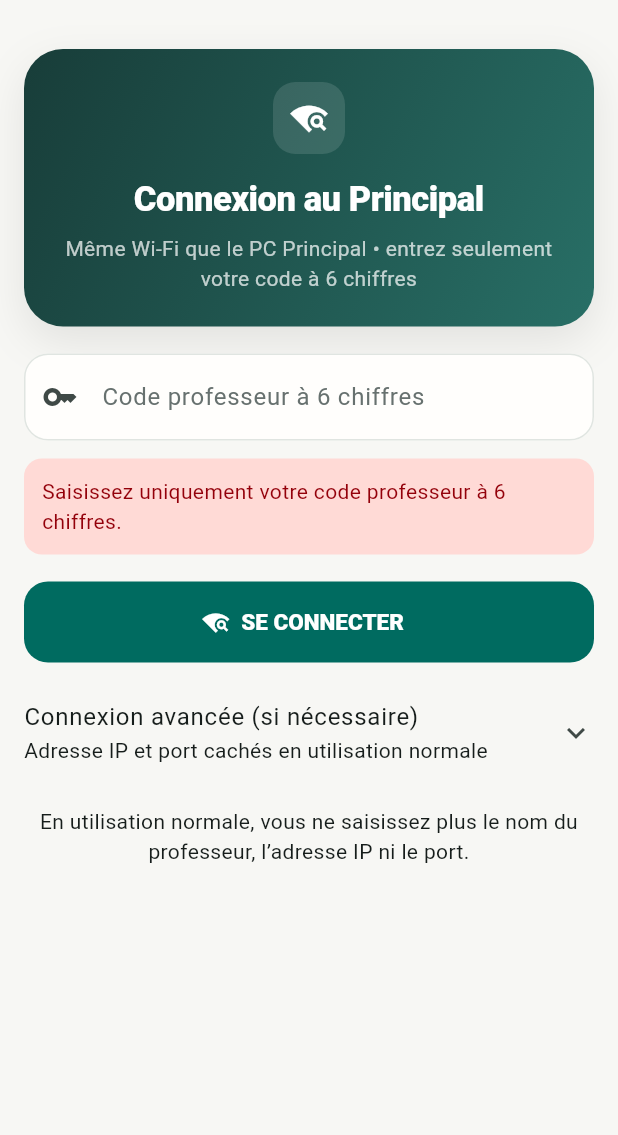
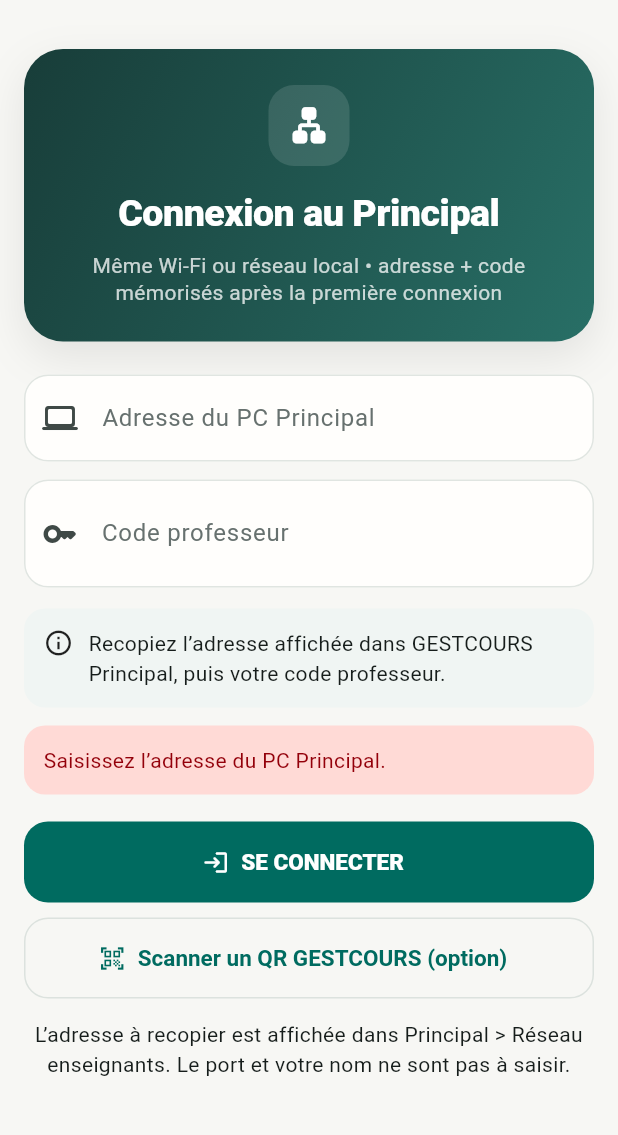
Before and after one commit to cmeosjo-lab/cmeoecole, a Flutter app: the screen it shows after launch, after a tap on "SE CONNECTER", on a phone screen of 412 x 824 dp, the part 59-1194 px from its top. Run offline on Flutter 3.47's test engine with Material 3 defaults, Android fonts, the phone set to English and light mode, and no system bars; our stand-ins replace permission_handler, shared_preferences; missing offline and left inert: mobile_scanner.

Commit message:
V0.5.5: update setup screen

```diff
--- a/lib/screens/setup_screen.dart
+++ b/lib/screens/setup_screen.dart
@@ -10,49 +10,66 @@
   final LocalStore store;
   final PrincipalApi api;
   final void Function(PrincipalConfig) onConnected;
-  const SetupScreen({
-    super.key,
-    required this.store,
-    required this.api,
-    required this.onConnected,
-  });
-
+  const SetupScreen({super.key, required this.store, required this.api, required this.onConnected});
   @override
   State<SetupScreen> createState() => _SetupScreenState();
 }
 
 class _SetupScreenState extends State<SetupScreen> {
   final host = TextEditingController();
-  final port = TextEditingController(text: '${PrincipalApi.defaultPrincipalPort}');
-  final teacher = TextEditingController();
   final code = TextEditingController();
   bool busy = false;
   String? error;
-  String? progress;
+  String status = 'Recopiez l’adresse affichée dans GESTCOURS Principal, puis votre code professeur.';
 
-  PrincipalConfig get config => PrincipalConfig(
-        host: host.text.trim(),
-        port: int.tryParse(port.text.trim()) ?? PrincipalApi.defaultPrincipalPort,
-        teacher: teacher.text.trim(),
-        code: code.text.trim(),
-      );
+  @override
+  void initState() {
+    super.initState();
+    _loadPrevious();
+  }
 
-  Future<bool> _checkPermission() async {
+  Future<void> _loadPrevious() async {
+    final previous = await widget.store.loadConfig();
+    if (!mounted || previous == null) return;
+    host.text = previous.host;
+    code.text = previous.code;
+  }
+
+  Future<void> connect() async {
+    FocusScope.of(context).unfocus();
+    final enteredHost = host.text.trim();
+    final enteredCode = code.text.trim();
+    if (enteredHost.isEmpty) {
+      setState(() => error = 'Saisissez l’adresse du PC Principal.');
+      return;
+    }
+    if (!RegExp(r'^\d{6}$').hasMatch(enteredCode)) {
+      setState(() => error = 'Saisissez le code professeur à 6 chiffres.');
+      return;
+    }
+    setState(() {
+      busy = true;
+      error = null;
+      status = 'Connexion à GESTCOURS Principal…';
+    });
+
     final lanPermission = await PlatformPermissions.ensureLocalNetwork();
     if (!lanPermission.mayProceed) {
+      if (mounted) {
         setState(() {
           busy = false;
-        progress = null;
           error = lanPermission.message;
+          status = 'Autorisation réseau local nécessaire.';
         });
-      return false;
       }
-    return true;
+      return;
     }
 
-  Future<void> _finishConnection(PrincipalConfig c) async {
     try {
-      final snapshot = await widget.api.sync(c);
+      final deviceId = await widget.store.getOrCreateDeviceId();
+      final c = await widget.api.pairAddress(enteredHost, enteredCode, deviceId: deviceId);
+      if (mounted) setState(() => status = 'Connexion trouvée. Synchronisation de vos classes…');
+      final snapshot = await widget.api.sync(c, deviceId: deviceId);
       await widget.store.saveConfig(c);
       await widget.store.saveSnapshot(snapshot);
       if (!mounted) return;
@@ -61,72 +78,10 @@
       if (!mounted) return;
       setState(() {
         busy = false;
-        progress = null;
         error = e.toString();
+        status = 'Connexion non établie.';
       });
     }
-  }
-
-  Future<void> connectAutomatic() async {
-    FocusScope.of(context).unfocus();
-    final enteredCode = code.text.trim();
-    if (!RegExp(r'^\\d{6}$').hasMatch(enteredCode)) {
-      setState(() => error = 'Saisissez uniquement votre code professeur à 6 chiffres.');
-      return;
-    }
-
-    setState(() {
-      busy = true;
-      error = null;
-      progress = 'Recherche automatique de GESTCOURS Principal…';
-    });
-    if (!await _checkPermission()) return;
-
-    try {
-      final previous = await widget.store.loadConfig();
-      final found = await widget.api.discoverByCode(enteredCode, previous: previous);
-      if (!mounted) return;
-      host.text = found.host;
-      port.text = '${found.port}';
-      teacher.text = found.teacher;
-      setState(() => progress = 'PC Principal trouvé. Synchronisation de vos classes…');
-      await _finishConnection(found);
-    } catch (e) {
-      if (!mounted) return;
-      setState(() {
-        busy = false;
-        progress = null;
-        error = e.toString();
-      });
-    }
-  }
-
-  Future<void> connectManual() async {
-    FocusScope.of(context).unfocus();
-    final c = config;
-    if (c.host.isEmpty || c.port <= 0 || c.teacher.isEmpty || c.code.isEmpty) {
-      setState(() => error = 'Adresse, port, professeur et code sont obligatoires en mode manuel.');
-      return;
-    }
-    setState(() {
-      busy = true;
-      error = null;
-      progress = 'Connexion au PC Principal…';
-    });
-    if (!await _checkPermission()) return;
-    final ok = await widget.api.ping(c);
-    if (!mounted) return;
-    if (!ok) {
-      setState(() {
-        busy = false;
-        progress = null;
-        error =
-            'Cette adresse ne répond pas. Le port normal de GESTCOURS Principal est '
-            '${PrincipalApi.defaultPrincipalPort}.';
-      });
-      return;
-    }
-    await _finishConnection(c);
   }
 
   Future<void> scanQr() async {
@@ -135,21 +90,23 @@
     );
     if (result == null) return;
     try {
-      final p = result.split('|');
+      final value = result.trim();
+      final p = value.split('|');
       if (p.length == 5 && p[0] == 'ECOLEPRO') {
-        setState(() {
-          host.text = p[1];
-          port.text = p[2];
-          teacher.text = p[3];
-          code.text = p[4];
-          error = null;
-        });
-        await connectManual();
-      } else {
-        setState(() => error = 'QR non reconnu.');
+        host.text = p[1].trim();
+        code.text = p[4].trim();
+        await connect();
+        return;
       }
+      if (p.length >= 3 && p[0] == 'GESTCOURS') {
+        host.text = p[1].trim();
+        code.text = p[2].trim();
+        await connect();
+        return;
+      }
+      setState(() => error = 'QR GESTCOURS non reconnu.');
     } catch (_) {
-      setState(() => error = 'QR non reconnu.');
+      setState(() => error = 'QR GESTCOURS non reconnu.');
     }
   }
 
@@ -158,9 +115,8 @@
         resizeToAvoidBottomInset: true,
         appBar: AppBar(title: const Text('GESTCOURS • PROF')),
         body: SafeArea(
-          child: LayoutBuilder(
-            builder: (context, constraints) {
-              final maxWidth = constraints.maxWidth > 620 ? 560.0 : constraints.maxWidth;
+          child: LayoutBuilder(builder: (context, constraints) {
+            final maxWidth = constraints.maxWidth > 620 ? 520.0 : constraints.maxWidth;
             return ListView(
               keyboardDismissBehavior: ScrollViewKeyboardDismissBehavior.onDrag,
               physics: const AlwaysScrollableScrollPhysics(),
@@ -178,7 +134,7 @@
                       crossAxisAlignment: CrossAxisAlignment.stretch,
                       children: [
                         Container(
-                            padding: const EdgeInsets.all(22),
+                          padding: const EdgeInsets.all(24),
                           decoration: BoxDecoration(
                             gradient: const LinearGradient(
                               begin: Alignment.topLeft,
@@ -186,144 +142,103 @@
                               colors: [Color(0xFF183D39), Color(0xFF286F66)],
                             ),
                             borderRadius: BorderRadius.circular(26),
-                              boxShadow: const [
-                                BoxShadow(
-                                  color: Color(0x16000000),
-                                  blurRadius: 24,
-                                  offset: Offset(0, 10),
-                                )
-                              ],
+                            boxShadow: const [BoxShadow(color: Color(0x16000000), blurRadius: 24, offset: Offset(0, 10))],
                           ),
-                            child: Column(
-                              children: [
+                          child: Column(children: [
                             Container(
-                                  width: 48,
-                                  height: 48,
-                                  decoration: BoxDecoration(
-                                    color: Colors.white.withOpacity(.12),
-                                    borderRadius: BorderRadius.circular(15),
-                                  ),
-                                  child: const Icon(Icons.wifi_find, size: 25, color: Colors.white),
+                              width: 54,
+                              height: 54,
+                              decoration: BoxDecoration(color: Colors.white.withOpacity(.12), borderRadius: BorderRadius.circular(17)),
+                              child: const Icon(Icons.lan_rounded, size: 29, color: Colors.white),
                             ),
                             const SizedBox(height: 14),
                             const Text(
                               'Connexion au Principal',
-                                  style: TextStyle(
-                                    color: Colors.white,
-                                    fontSize: 23,
-                                    fontWeight: FontWeight.w900,
-                                    letterSpacing: -.3,
+                              style: TextStyle(color: Colors.white, fontSize: 25, fontWeight: FontWeight.w900, letterSpacing: -.3),
+                            ),
+                            const SizedBox(height: 7),
+                            Text(
+                              'Même Wi-Fi ou réseau local • adresse + code mémorisés après la première connexion',
+                              textAlign: TextAlign.center,
+                              style: TextStyle(color: Colors.white.withOpacity(.76), height: 1.3),
+                            ),
+                          ]),
+                        ),
+                        const SizedBox(height: 22),
+                        TextField(
+                          controller: host,
+                          enabled: !busy,
+                          keyboardType: TextInputType.url,
+                          decoration: const InputDecoration(
+                            labelText: 'Adresse du PC Principal',
+                            hintText: '192.168.1.20',
+                            prefixIcon: Icon(Icons.computer_rounded),
                           ),
                         ),
-                                const SizedBox(height: 6),
-                                Text(
-                                  'Même Wi-Fi que le PC Principal • entrez seulement votre code à 6 chiffres',
-                                  textAlign: TextAlign.center,
-                                  style: TextStyle(color: Colors.white.withOpacity(.72)),
-                                ),
-                              ],
-                            ),
-                          ),
-                          const SizedBox(height: 18),
+                        const SizedBox(height: 12),
                         TextField(
                           controller: code,
-                            obscureText: true,
+                          enabled: !busy,
+                          textAlign: TextAlign.center,
                           keyboardType: TextInputType.number,
-                            inputFormatters: [
-                              FilteringTextInputFormatter.digitsOnly,
-                              LengthLimitingTextInputFormatter(6),
-                            ],
+                          maxLength: 6,
+                          inputFormatters: [FilteringTextInputFormatter.digitsOnly],
+                          style: const TextStyle(fontSize: 25, fontWeight: FontWeight.w900, letterSpacing: 6),
                           decoration: const InputDecoration(
-                              labelText: 'Code professeur à 6 chiffres',
-                              prefixIcon: Icon(Icons.key_outlined),
+                            labelText: 'Code professeur',
+                            hintText: '123456',
+                            counterText: '',
+                            prefixIcon: Icon(Icons.key_rounded),
                           ),
+                          onSubmitted: (_) { if (!busy) connect(); },
                         ),
-                          if (progress != null) ...[
                         const SizedBox(height: 14),
-                            Row(
-                              children: [
-                                const SizedBox(
-                                  width: 20,
-                                  height: 20,
-                                  child: CircularProgressIndicator(strokeWidth: 2),
+                        Container(
+                          padding: const EdgeInsets.all(13),
+                          decoration: BoxDecoration(
+                            color: const Color(0xFFF0F5F3),
+                            borderRadius: BorderRadius.circular(14),
                           ),
-                                const SizedBox(width: 10),
-                                Expanded(child: Text(progress!)),
-                              ],
+                          child: Row(crossAxisAlignment: CrossAxisAlignment.start, children: [
+                            if (busy)
+                              const Padding(
+                                padding: EdgeInsets.only(right: 11, top: 2),
+                                child: SizedBox(width: 18, height: 18, child: CircularProgressIndicator(strokeWidth: 2)),
+                              )
+                            else
+                              const Padding(
+                                padding: EdgeInsets.only(right: 10),
+                                child: Icon(Icons.info_outline, size: 20),
                               ),
-                          ],
+                            Expanded(child: Text(status)),
+                          ]),
+                        ),
                         if (error != null) ...[
                           const SizedBox(height: 12),
                           Container(
-                              padding: const EdgeInsets.all(12),
+                            padding: const EdgeInsets.all(13),
                             decoration: BoxDecoration(
                               color: Theme.of(context).colorScheme.errorContainer,
-                                borderRadius: BorderRadius.circular(12),
+                              borderRadius: BorderRadius.circular(14),
                             ),
-                              child: Text(
-                                error!,
-                                style: TextStyle(
-                                  color: Theme.of(context).colorScheme.onErrorContainer,
-                                ),
-                              ),
+                            child: Text(error!, style: TextStyle(color: Theme.of(context).colorScheme.onErrorContainer)),
                           ),
                         ],
                         const SizedBox(height: 18),
                         FilledButton.icon(
-                            onPressed: busy ? null : connectAutomatic,
-                            icon: const Icon(Icons.wifi_find),
-                            label: Text(busy ? 'Recherche…' : 'SE CONNECTER'),
-                          ),
-                          const SizedBox(height: 10),
-                          ExpansionTile(
-                            tilePadding: EdgeInsets.zero,
-                            title: const Text('Connexion avancée (si nécessaire)'),
-                            subtitle: const Text('Adresse IP et port cachés en utilisation normale'),
-                            children: [
-                              TextField(
-                                controller: teacher,
-                                textCapitalization: TextCapitalization.words,
-                                decoration: const InputDecoration(
-                                  labelText: 'Nom du professeur (mode avancé)',
-                                  prefixIcon: Icon(Icons.person_outline),
-                                ),
-                              ),
-                              const SizedBox(height: 10),
-                              TextField(
-                                controller: host,
-                                keyboardType: TextInputType.url,
-                                decoration: const InputDecoration(
-                                  labelText: 'Adresse IP du PC Principal',
-                                  hintText: '192.168.1.10',
-                                  prefixIcon: Icon(Icons.computer),
-                                ),
-                              ),
-                              const SizedBox(height: 10),
-                              TextField(
-                                controller: port,
-                                keyboardType: TextInputType.number,
-                                decoration: const InputDecoration(
-                                  labelText: 'Port',
-                                  prefixIcon: Icon(Icons.lan_outlined),
-                                ),
+                          onPressed: busy ? null : connect,
+                          icon: const Icon(Icons.login_rounded),
+                          label: Text(busy ? 'CONNEXION…' : 'SE CONNECTER'),
                         ),
                         const SizedBox(height: 10),
                         OutlinedButton.icon(
-                                onPressed: busy ? null : connectManual,
-                                icon: const Icon(Icons.login),
-                                label: const Text('Connexion manuelle'),
-                              ),
-                              const SizedBox(height: 8),
-                              OutlinedButton.icon(
                           onPressed: busy ? null : scanQr,
                           icon: const Icon(Icons.qr_code_scanner),
-                                label: const Text('Scanner un QR code'),
+                          label: const Text('Scanner un QR GESTCOURS (option)'),
                         ),
-                            ],
-                          ),
-                          const SizedBox(height: 12),
+                        const SizedBox(height: 14),
                         const Text(
-                            'En utilisation normale, vous ne saisissez plus le nom du professeur, l’adresse IP ni le port.',
+                          'L’adresse à recopier est affichée dans Principal > Réseau enseignants. Le port et votre nom ne sont pas à saisir.',
                           textAlign: TextAlign.center,
                         ),
                       ],
@@ -332,8 +247,7 @@
                 ),
               ],
             );
-            },
-          ),
+          }),
         ),
       );
 }
@@ -348,17 +262,14 @@
   bool finished = false;
   @override
   Widget build(BuildContext context) => Scaffold(
-        appBar: AppBar(title: const Text('Scanner le QR du Principal')),
-        body: MobileScanner(
-          onDetect: (capture) {
+        appBar: AppBar(title: const Text('Scanner le QR GESTCOURS')),
+        body: MobileScanner(onDetect: (capture) {
           if (finished) return;
-            final value =
-                capture.barcodes.isNotEmpty ? capture.barcodes.first.rawValue : null;
+          final value = capture.barcodes.isNotEmpty ? capture.barcodes.first.rawValue : null;
           if (value != null && value.isNotEmpty) {
             finished = true;
             Navigator.of(context).pop(value);
           }
-          },
-        ),
+        }),
       );
 }
```
Lines whose indentation alone changed are shown as unchanged.
